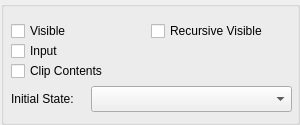
Qt form Tools/UIEditor/UI/flagspropertygridwidget.ui (xaoctech/dava.engine) before a commit.
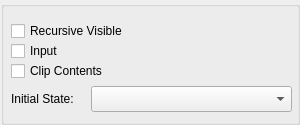
The same form after that commit.

Commit message: Removing UIControl::Get/SetVisible() - stage 1, UIEditor.

The edit to the form file:
```diff
--- a/Tools/UIEditor/UI/flagspropertygridwidget.ui
+++ b/Tools/UIEditor/UI/flagspropertygridwidget.ui
@@ -31,19 +31,6 @@
    <property name="title">
     <string/>
    </property>
-   <widget class="QCheckBox" name="visibleCheckBox">
-    <property name="geometry">
-     <rect>
-      <x>10</x>
-      <y>20</y>
-      <width>140</width>
-      <height>20</height>
-     </rect>
-    </property>
-    <property name="text">
-     <string>Visible</string>
-    </property>
-   </widget>
    <widget class="QCheckBox" name="inputCheckBox">
     <property name="geometry">
      <rect>
@@ -96,7 +83,7 @@
    <widget class="QCheckBox" name="recursiveVisibleCheckBox">
     <property name="geometry">
      <rect>
-      <x>150</x>
+      <x>10</x>
       <y>20</y>
       <width>140</width>
       <height>20</height>
```
Left out of the diff: 3 changed lines with no effect on the pictures. The commit also changes 15 other files.
